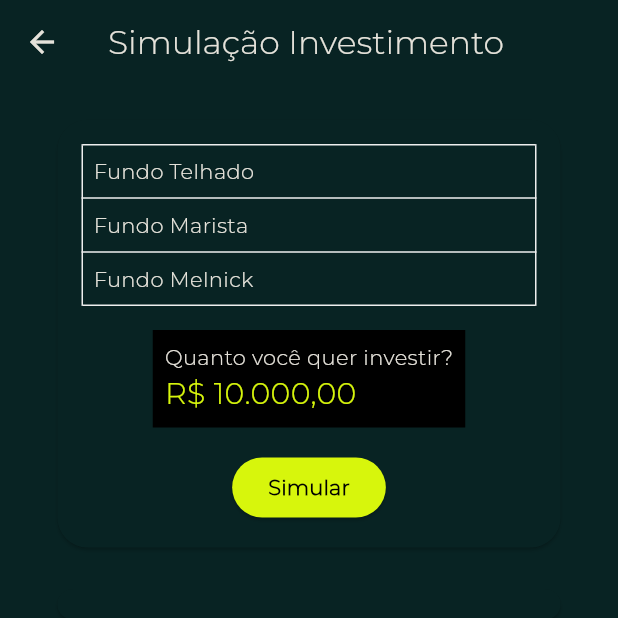
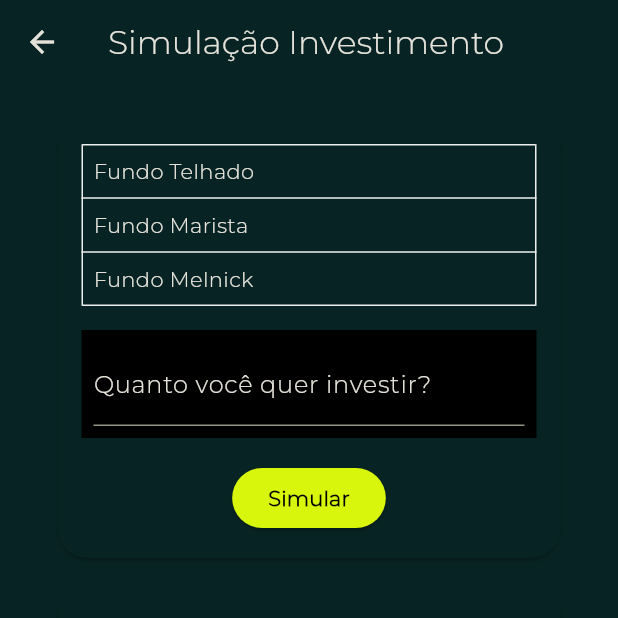
Before and after one commit to chrnotag/volters-main, a Flutter app: the Tela15InvSim1 screen opened directly, on a phone screen of 412 x 824 dp, the top half of it. Run offline on Flutter 3.47's test engine with Material 2 defaults, Android fonts, the phone set to English and light mode, and no system bars; our stand-ins replace easy_localization, firebase_core; missing offline and left inert: firebase_ui_auth, firebase_ui_oauth_google; accounts and stored records are empty; project files that could hold a hidden picture were left out.

Commit message:
Textfiel da tela 15 configurado

```diff
--- a/lib/screens/tela15_inv_sim1.dart
+++ b/lib/screens/tela15_inv_sim1.dart
@@ -93,18 +93,12 @@
               padding: EdgeInsets.symmetric(vertical: 16),
               child: Container(
                 color: Colors.black,
-                child: Padding(
-                  padding: const EdgeInsets.all(8.0),
-                  child: Column(
-                    crossAxisAlignment: CrossAxisAlignment.start,
-                    children: [
-                      Text('Quanto você quer investir?'),
-                      Text(
-                        'R\$ 10.000,00',
-                        style: TextStyle(
-                            fontSize: 20, color: TemaVolters.cores.primary),
-                      ),
-                    ],
+                child: const Padding(
+                  padding: EdgeInsets.all(8.0),
+                  child: TextField(
+                    decoration: InputDecoration(
+                        hintText: 'Quanto você quer investir?',
+                        labelText: 'Quanto você quer investir?'),
                   ),
                 ),
               ),
@@ -139,9 +133,7 @@
       child: Padding(
         padding: EdgeInsets.all(10),
         child: Column(
-          children: [
-
-          ],
+          children: [],
         ),
       ),
     );
```
